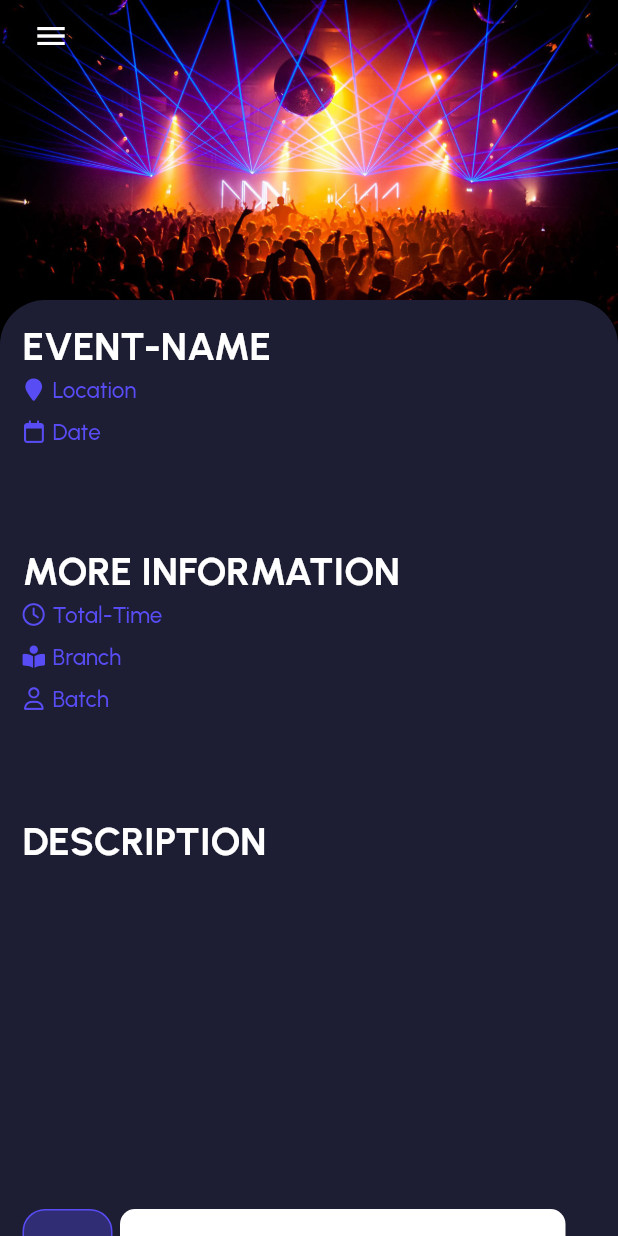
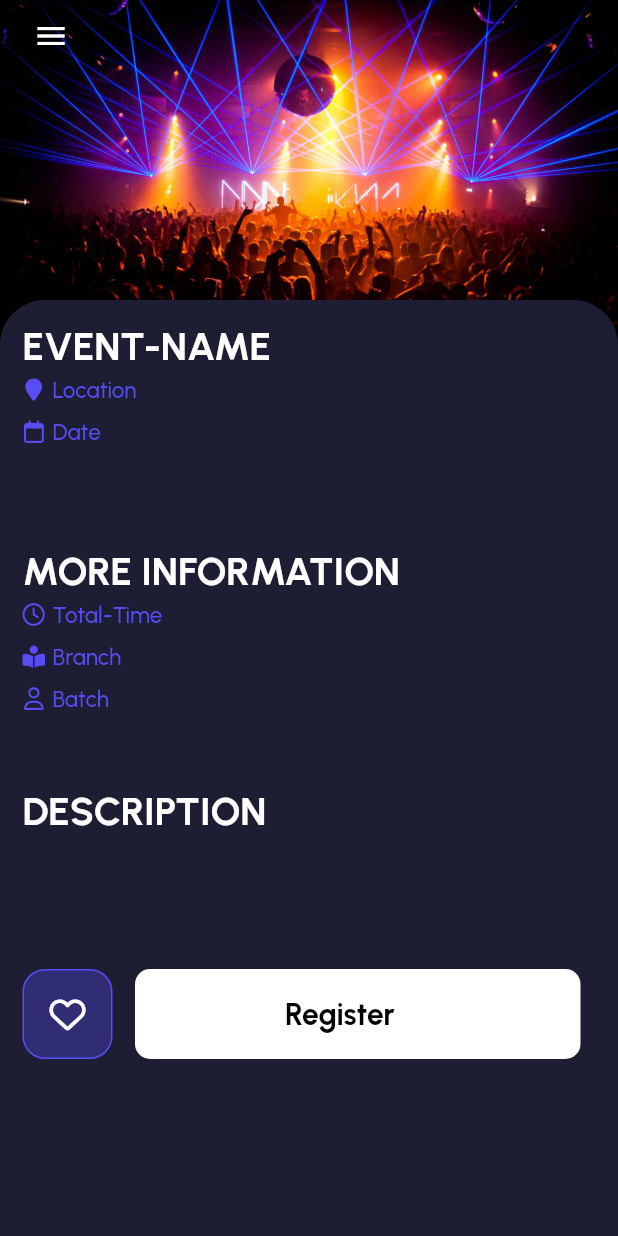
Before and after one commit to Xe-nor/CampusKonnect, a Flutter app: the eventdetail screen opened by its route, on a phone screen of 412 x 824 dp. Run offline on Flutter 3.47's test engine with Material 2 defaults, Android fonts, the phone set to English and light mode, and no system bars; our stand-ins replace firebase_auth, firebase_core, flutter_snake_navigationbar, font_awesome_flutter, get, google_fonts and 3 more; accounts and stored records are empty; project files that could hold a hidden picture were left out.

Commit message:
eventdetail

```diff
--- a/lib/pages/eventdetail.dart
+++ b/lib/pages/eventdetail.dart
@@ -119,7 +119,7 @@ class _eventdetailState extends State<eventdetail> {
                           height: 10,
                         ),
                         const SizedBox(
-                          height: 60,
+                          height: 40,
                         ),
                         Row(
                           children: [
@@ -130,11 +130,12 @@ class _eventdetailState extends State<eventdetail> {
                           ],
                         ),
                         const SizedBox(
-                          height: 230,
+                          height: 90,
                         ),
                         Positioned(
                           bottom: 0,
                           child: Row(
+                            mainAxisAlignment: MainAxisAlignment.spaceAround,
                             children: [
                               AppButtons(
                                   size: 60,
@@ -145,14 +146,14 @@ class _eventdetailState extends State<eventdetail> {
                                       Color.fromARGB(87, 87, 76, 244),
                                   borderColor: Appcolors.buttoncolor),
                               SizedBox(
-                                width: 5,
+                                width: 15,
                               ),
                               ResponsiveButton(
                                 isResponsive: true,
                                 width: double.maxFinite,
                               ),
                               const SizedBox(
-                                width: 20,
+                                width: 10,
                               ),
                             ],
                           ),
@@ -203,7 +204,10 @@ class AppButtons extends StatelessWidget {
           borderRadius: BorderRadius.circular(15),
           color: backgroundColor),
       child: isIcon == false
-          ? Center(child: Text("Register"))
+          ? Center(
+              child: Text("Register",
+                  style: GoogleFonts.urbanist(
+                      fontSize: 80, fontWeight: FontWeight.w700)))
           : Center(child: Icon(icon, color: color)),
     );
   }
@@ -230,9 +234,14 @@ class ResponsiveButton extends StatelessWidget {
           children: [
             isResponsive == true
                 ? Container(
-                    margin: const EdgeInsets.only(left: 20),
-                    child: const Text("Register"),
-                    color: Colors.blue,
+                    margin: const EdgeInsets.only(left: 100),
+                    child: Text(
+                      "Register",
+                      style: GoogleFonts.urbanist(
+                          fontSize: 20,
+                          fontWeight: FontWeight.w700,
+                          color: Colors.black),
+                    ),
                   )
                 : Container(),
             //sImage.asset("img/button-one.png"),/
```
